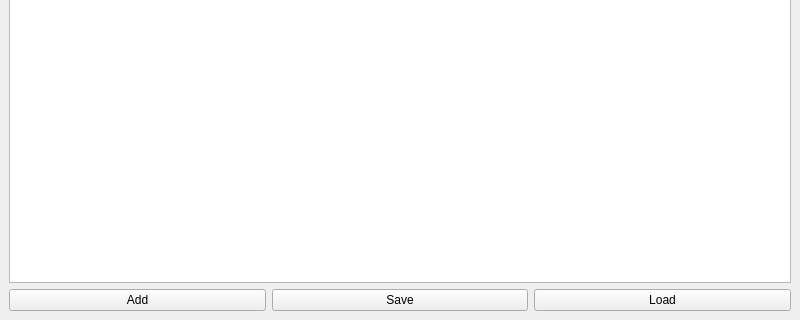
Old version of the form qt/mainwindow.ui in the repository itzMatze/CashGuard; both pictures show x 0 to 800 and y 280 to 600 of the 800 by 600 pixel window.
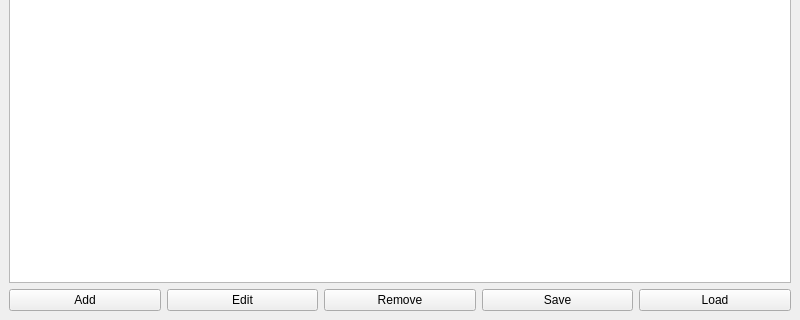
New version of the form.

Commit message: add option to edit or remove transactions

Diff of the .ui file:
```diff
--- a/qt/mainwindow.ui
+++ b/qt/mainwindow.ui
@@ -27,6 +27,20 @@
 									</property>
 								</widget>
 							</item>
+						<item>
+							<widget class="QPushButton" name="editButton">
+								<property name="text">
+									<string>Edit</string>
+									</property>
+								</widget>
+							</item>
+						<item>
+							<widget class="QPushButton" name="removeButton">
+								<property name="text">
+									<string>Remove</string>
+									</property>
+								</widget>
+							</item>
 						<item>
 							<widget class="QPushButton" name="saveButton">
 								<property name="text">
```
The commit also changes 7 other files.
